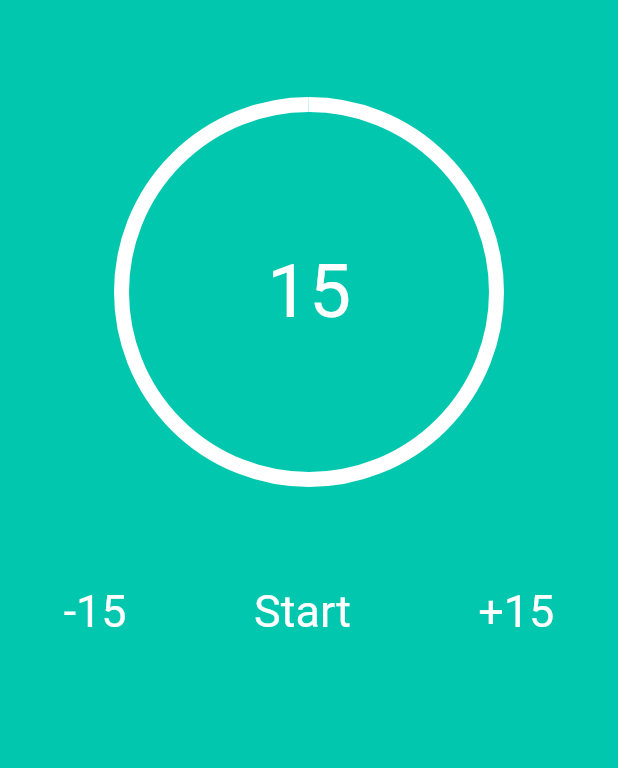
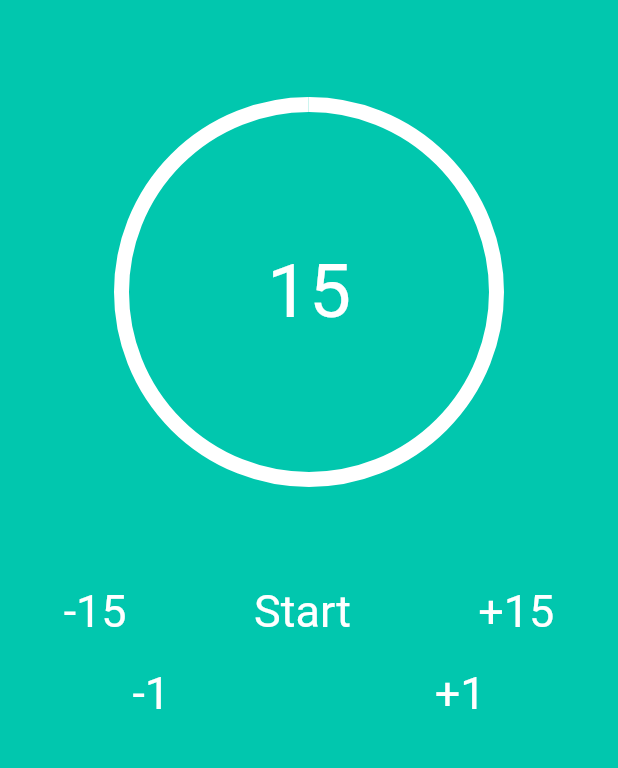
Before and after one commit to L-Hyeon/flutter-timer, a Flutter app: the SleepPage screen opened directly, on a phone screen of 412 x 824 dp, the part 239-1007 px from its top. Run offline on Flutter 3.47's test engine with Material 2 defaults, Android fonts, the phone set to English and light mode, and no system bars; our stand-ins replace fluttertoast; Roboto replaces fonts that are missing (Cafe24).

```diff
--- a/lib/widgets/sleep/sleep_page.dart
+++ b/lib/widgets/sleep/sleep_page.dart
@@ -155,6 +155,51 @@ class _SleepPageState extends State<SleepPage> {
                   ),
                 )
               ],
+            ),
+            const SizedBox(height: 20),
+            Row(
+              mainAxisAlignment: MainAxisAlignment.spaceAround,
+              children: [
+                InkWell(
+                  onTap: (){
+                    setState(() {
+                      if (state == "Start"){
+                        min += 1;
+                        return;
+                      }
+                      if (sec > 60){
+                        initSec -= 60;
+                        sec -= 60;
+                        min -= 1;
+                      }
+                      else {
+                        Fluttertoast.showToast(msg: "1분도 안 남았습니다");
+                      }
+                    });
+                  },
+                  child: const TText(
+                    text: "-1",
+                    size: 30,
+                  ),
+                ),
+                InkWell(
+                  onTap: (){
+                    setState(() {
+                      if (state == "Start"){
+                        min += 1;
+                        return;
+                      }
+                      min += 1;
+                      sec += 60;
+                      initSec += 60;
+                    });
+                  },
+                  child: const TText(
+                    text: "+1",
+                    size: 30,
+                  ),
+                )
+              ],
             )
           ],
         ),
```
